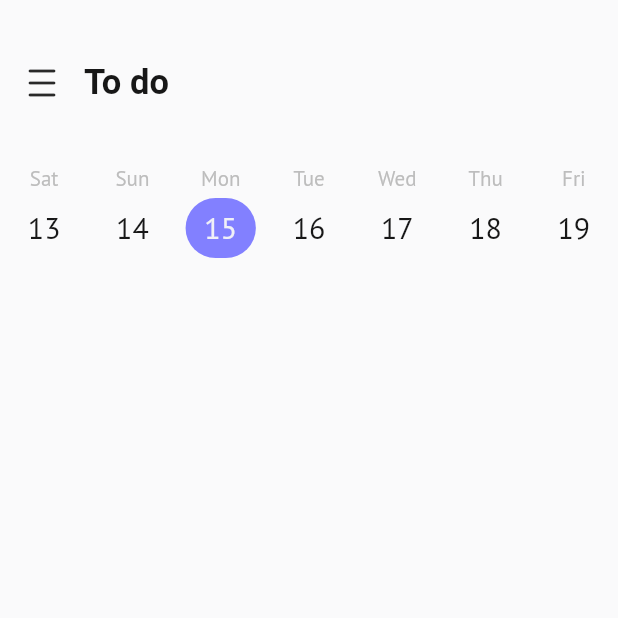
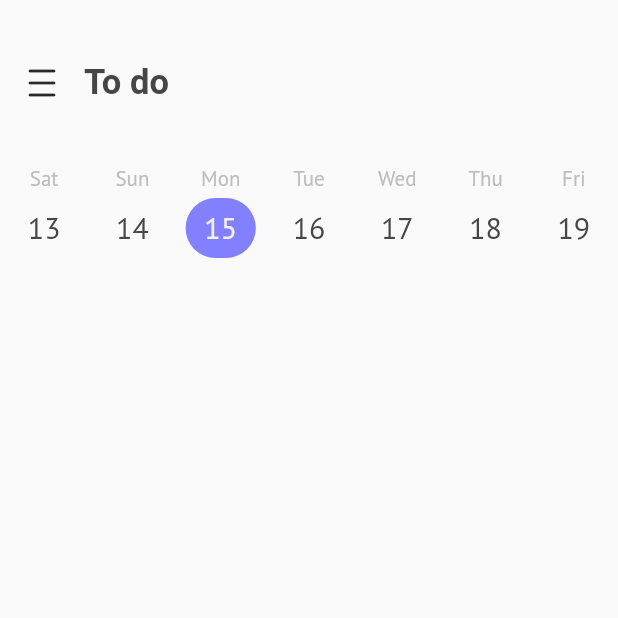
Before and after one commit to mohhamad-esmaili/Todo, a Flutter app: the screen it shows after launch, on a phone screen of 412 x 824 dp, the top half of it. Run offline on Flutter 3.47's test engine with Material 2 defaults, Android fonts, the phone set to English and light mode, and no system bars; drawn by our look-alikes of table_calendar; our stand-ins replace flutter_svg, get, hive, hive_flutter, loading_animation_widget; accounts and stored records are empty.

Commit message:
edited colors and calendarthemes

```diff
--- a/lib/view/utils/calendar_theme.dart
+++ b/lib/view/utils/calendar_theme.dart
@@ -1,7 +1,5 @@
 import 'package:flutter/material.dart';
-import 'package:get/get.dart';
 import 'package:table_calendar/table_calendar.dart';
-import 'package:todo/controller/theme_controller.dart';
 import 'package:todo/view/utils/colors.dart';
 
 final _todoColor = TodoColors();
@@ -13,6 +11,11 @@ const double _fontSize = 20.0;
 
 class CalendarTheme {
   static const CalendarFormat calendarThemeFormat = CalendarFormat.week;
+  static final calendarDayOfWeekTheme = DaysOfWeekStyle(
+    weekdayStyle: TextStyle(color: _textColors.calendarTextColor),
+    weekendStyle: TextStyle(color: _textColors.calendarTextColor),
+  );
+
   static final calendarLightMode = CalendarStyle(
     defaultTextStyle: TextStyle(
       color: _textColors.darkTextColor,
@@ -30,6 +33,8 @@ class CalendarTheme {
       color: _textColors.lightTextColor,
       fontSize: _fontSize,
     ),
+
+    // `TableCalendar` boxdecorations
     defaultDecoration: BoxDecoration(borderRadius: _calendarDecoration),
     todayDecoration: BoxDecoration(
       color: _todoColor.lightPurple,
@@ -40,6 +45,21 @@ class CalendarTheme {
       borderRadius: _calendarDecoration,
     ),
     weekendDecoration: BoxDecoration(
+      borderRadius: _calendarDecoration,
+    ),
+    rangeEndDecoration: BoxDecoration(
+      borderRadius: _calendarDecoration,
+    ),
+    rangeStartDecoration: BoxDecoration(
+      borderRadius: _calendarDecoration,
+    ),
+    withinRangeDecoration: BoxDecoration(
+      borderRadius: _calendarDecoration,
+    ),
+    outsideDecoration: BoxDecoration(
+      borderRadius: _calendarDecoration,
+    ),
+    disabledDecoration: BoxDecoration(
       borderRadius: _calendarDecoration,
     ),
   );
@@ -63,6 +83,8 @@ class CalendarTheme {
       fontSize: _fontSize,
       fontWeight: _fontWeight,
     ),
+
+    // `TableCalendar` boxdecorations
     defaultDecoration: BoxDecoration(borderRadius: _calendarDecoration),
     todayDecoration: BoxDecoration(
       color: _todoColor.lightPurple,
@@ -82,9 +104,17 @@ class CalendarTheme {
       color: _todoColor.darkGrey,
       borderRadius: _calendarDecoration,
     ),
-  );
-  static final calendarDayOfWeekTheme = DaysOfWeekStyle(
-    weekdayStyle: TextStyle(color: _textColors.calendarTextColor),
-    weekendStyle: TextStyle(color: _textColors.calendarTextColor),
+    rangeStartDecoration: BoxDecoration(
+      borderRadius: _calendarDecoration,
+    ),
+    withinRangeDecoration: BoxDecoration(
+      borderRadius: _calendarDecoration,
+    ),
+    outsideDecoration: BoxDecoration(
+      borderRadius: _calendarDecoration,
+    ),
+    disabledDecoration: BoxDecoration(
+      borderRadius: _calendarDecoration,
+    ),
   );
 }
--- a/lib/view/utils/colors.dart
+++ b/lib/view/utils/colors.dart
@@ -7,7 +7,7 @@ class MainColors {
 
 class TextColors {
   Color lightTextColor = const Color(0xfff0f0f7);
-  Color darkTextColor = const Color(0xff171717);
+  Color darkTextColor = const Color(0xff464646);
   Color? calendarTextColor = Colors.grey[400];
 }
 
@@ -27,3 +27,5 @@ class TodoColors {
   Color darkGrey = const Color(0xffb4b4c4);
   Color lightGrey = const Color(0xfff0f0f7);
 }
+
+List<Color> priorityColors = [];
--- a/lib/view/utils/theme.dart
+++ b/lib/view/utils/theme.dart
@@ -21,7 +21,7 @@ class AppTheme {
         color: _textColors.darkTextColor,
       ),
       titleSmall: TextStyle(
-        fontSize: 12,
+        fontSize: 15,
         color: _textColors.darkTextColor,
       ),
     ),
```
